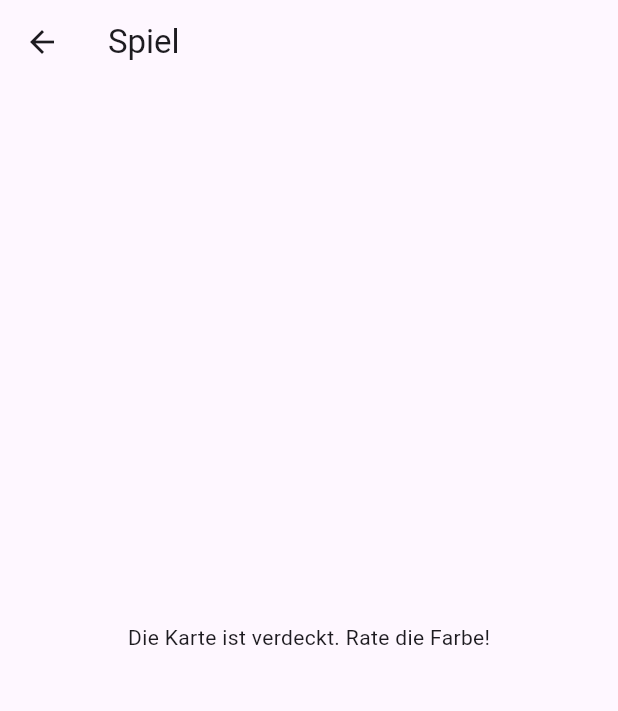
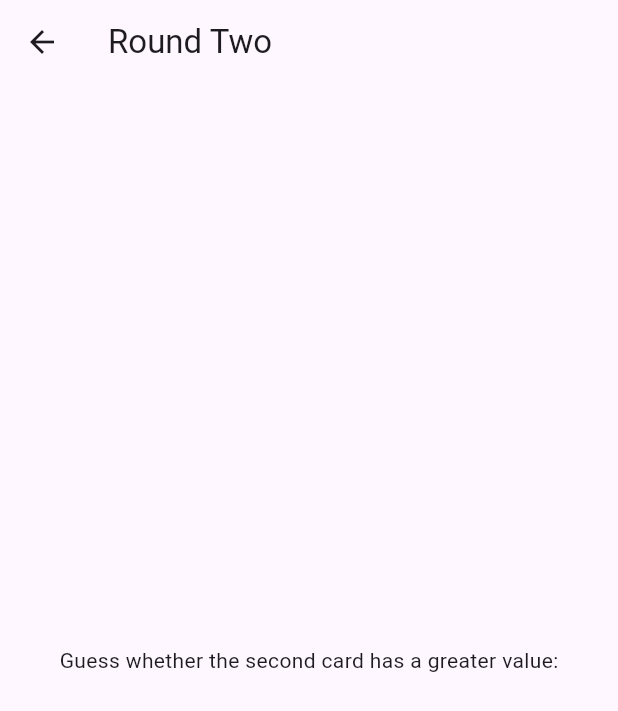
Before and after one commit to QuintenAugustin/endstation, a Flutter app: the GamePage screen opened directly with empty values, after a tap on "OK", on a phone screen of 412 x 824 dp. Shown: the top 711 px of the screen. Run offline on Flutter 3.47's test engine with Material 3 defaults, Android fonts, the phone set to English and light mode, and no system bars.

Commit message:
First version of round two implemented. Kinda a ton for a single commit.

```diff
--- a/lib/pages/game_page.dart
+++ b/lib/pages/game_page.dart
@@ -2,6 +2,7 @@ import 'package:flutter/material.dart';
 import 'dart:math';
 import 'package:endstation/models/card.dart' as models;
 import 'package:endstation/utils/deck.dart';
+import 'package:endstation/pages/game_page_round_two.dart';
 // This file contains lots of logic regarding actually drawing cards and at the bottom we have a little bit of front end.
 
 // Homepage passes the info about the player count to the game page.
@@ -37,7 +38,7 @@ class _GamePageState extends State<GamePage> {
 
   void drawCards() {
     Set<String> drawnCards = Set();
-    while (hand.length < 2) {
+    while (hand.length < 4) {
       //Hand length defines how many cards we draw
       models.Card card = deck[random.nextInt(deck.length)];
       // here we ensure that each card can only be drawn once
@@ -95,7 +96,7 @@ class _GamePageState extends State<GamePage> {
         selectedCard!.suit == 'hearts' || selectedCard!.suit == 'diamonds';
     List<bool> results =
         playerGuesses.map((guess) => guess == isCardRed).toList();
-
+/*
     showDialog(
       context: context,
       builder: (BuildContext context) {
@@ -142,3 +143,61 @@ class _GamePageState extends State<GamePage> {
     );
   }
 }
+
+*/
+
+    showDialog(
+      context: context,
+      builder: (BuildContext context) {
+        return AlertDialog(
+          title: Text('Ergebnisse'),
+          content: SingleChildScrollView(
+            child: ListBody(
+              children: results.asMap().entries.map((entry) {
+                int idx = entry.key;
+                bool result = entry.value;
+                return Text(
+                    'Spieler ${idx + 1}: ${result ? "Richtig" : "Falsch"}');
+              }).toList(),
+            ),
+          ),
+          actions: <Widget>[
+            TextButton(
+              child: Text('OK'),
+              onPressed: () {
+                Navigator.of(context).pop();
+                Navigator.push(
+                  context,
+                  MaterialPageRoute(
+                    builder: (context) => GamePageRoundTwo(
+                      hand: hand,
+                      spielerzahl: widget.spielerzahl,
+                    ),
+                  ),
+                );
+              },
+            ),
+          ],
+        );
+      },
+    );
+  }
+
+  @override
+  Widget build(BuildContext context) {
+    return Scaffold(
+      appBar: AppBar(
+        title: Text('Spiel'),
+      ),
+      body: Center(
+        child: Column(
+          mainAxisAlignment: MainAxisAlignment.center,
+          children: <Widget>[
+            Text('Die Karte ist verdeckt. Rate die Farbe!'),
+            SizedBox(height: 30), // Erhöhter Platz zwischen den Buttons
+          ],
+        ),
+      ),
+    );
+  }
+}
--- /dev/null
+++ b/lib/pages/game_page_round_two.dart
@@ -0,0 +1,242 @@
+import 'dart:math';
+import 'package:flutter/material.dart';
+import 'package:endstation/models/card.dart' as models;
+import 'package:endstation/utils/deck.dart';
+import 'package:endstation/utils/guess_logic.dart';
+
+/*
+class GamePageRoundTwo extends StatefulWidget {
+  final List<models.Card> hand;
+
+  GamePageRoundTwo({required this.hand});
+
+  @override
+  _GamePageRoundTwoState createState() => _GamePageRoundTwoState();
+}
+
+class _GamePageRoundTwoState extends State<GamePageRoundTwo> {
+  Random random = Random();
+  models.Card? selectedCard;
+
+  @override
+  void initState() {
+    super.initState();
+    // Assign the second card in the hand to selectedCard
+    selectedCard = widget.hand.length > 1 ? widget.hand[1] : null;
+    startSecondRound();
+  }
+
+  void startSecondRound() {
+    // Implement the logic to initiate the second round
+    // For example, display UI elements for guessing and handle user input
+  }
+
+  void handleGuess(bool isGreater) {
+    // Access the first and second cards in the hand
+    models.Card firstCard = widget.hand[0];
+    models.Card secondCard = selectedCard!;
+
+    // Compare the value of the second card with the first card
+    GuessResult guessResult =
+        GuessLogic.compareCardRanks(firstCard, secondCard);
+
+    // Determine whether the guess was correct based on the comparison result
+    bool guessCorrect = (isGreater && guessResult == GuessResult.Greater) ||
+        (!isGreater && guessResult == GuessResult.Smaller);
+
+    // Display the result to the user and proceed accordingly
+    showDialog(
+      context: context,
+      builder: (BuildContext context) {
+        return AlertDialog(
+          title: Text('Guess Result'),
+          content: Column(
+            mainAxisSize: MainAxisSize.min,
+            children: [
+              Text(guessCorrect ? 'Correct guess!' : 'Wrong guess!'),
+              SizedBox(height: 10),
+              Text('First Card Value: ${firstCard.rank}'),
+              Text('Second Card Value: ${secondCard.rank}'),
+            ],
+          ),
+          actions: <Widget>[
+            TextButton(
+              onPressed: () {
+                Navigator.of(context).pop();
+                // Continue the game or go to the next round
+                // For example, navigate back to the main game page
+                Navigator.pop(context);
+              },
+              child: Text('OK'),
+            ),
+          ],
+        );
+      },
+    );
+  }
+
+  @override
+  Widget build(BuildContext context) {
+    // Implement the UI for the second round
+    // For example, display cards and UI elements for guessing
+    return Scaffold(
+      appBar: AppBar(
+        title: Text('Round Two'),
+      ),
+      body: Center(
+        child: Column(
+          mainAxisAlignment: MainAxisAlignment.center,
+          children: <Widget>[
+            Text('Guess whether the second card has a greater value:'),
+            SizedBox(height: 30),
+            ElevatedButton(
+              onPressed: () {
+                handleGuess(true); // Player guesses the value is greater
+              },
+              child: Text('Greater'),
+            ),
+            SizedBox(height: 10),
+            ElevatedButton(
+              onPressed: () {
+                handleGuess(false); // Player guesses the value is smaller
+              },
+              child: Text('Smaller'),
+            ),
+          ],
+        ),
+      ),
+    );
+  }
+}
+*/
+
+class GamePageRoundTwo extends StatefulWidget {
+  final List<models.Card> hand;
+  final int spielerzahl;
+
+  GamePageRoundTwo({required this.hand, required this.spielerzahl});
+
+  @override
+  _GamePageRoundTwoState createState() => _GamePageRoundTwoState();
+}
+
+class _GamePageRoundTwoState extends State<GamePageRoundTwo> {
+  Random random = Random();
+  models.Card? selectedCard;
+  List<bool?> playerGuesses = [];
+
+  @override
+  void initState() {
+    super.initState();
+    selectedCard = widget.hand.length > 1 ? widget.hand[1] : null;
+    startSecondRound();
+  }
+
+  void startSecondRound() {
+    //Wild stuff tbh. Not exactly sure why this fixes my player count pass over error but it does so thats cool.
+    Future.delayed(Duration.zero, () {
+      askPlayerGuess();
+    });
+  }
+
+// WE STILL HAVE AN UNHANDLED VALUE QUINTEN! You need to handle equal values too. Not too high prio but dont forget bruh.
+  void askPlayerGuess() {
+    for (int i = 0; i < widget.spielerzahl; i++) {
+      showDialog(
+        context: context,
+        barrierDismissible: false,
+        builder: (BuildContext context) {
+          return AlertDialog(
+            title:
+                Text('Player ${i + 1}, is the second card greater or smaller?'),
+            actions: <Widget>[
+              TextButton(
+                onPressed: () {
+                  playerGuesses.add(true); // Greater
+                  Navigator.of(context).pop();
+                  if (playerGuesses.length == widget.spielerzahl) {
+                    revealCardAndShowResults();
+                  }
+                },
+                child: Text('Greater'),
+              ),
+              TextButton(
+                onPressed: () {
+                  playerGuesses.add(false); // Smaller
+                  Navigator.of(context).pop();
+                  if (playerGuesses.length == widget.spielerzahl) {
+                    revealCardAndShowResults();
+                  }
+                },
+                child: Text('Smaller'),
+              ),
+            ],
+          );
+        },
+      );
+    }
+  }
+
+  void revealCardAndShowResults() {
+    models.Card firstCard = widget.hand[0];
+    models.Card secondCard = selectedCard!;
+
+    // Determine the correct result based on card comparison
+    bool isGreater = secondCard.rank > firstCard.rank;
+
+    // Check each player's guess and determine correctness
+    List<bool> results =
+        playerGuesses.map((guess) => guess == isGreater).toList();
+
+    // Display the result to the user
+    showDialog(
+      context: context,
+      builder: (BuildContext context) {
+        return AlertDialog(
+          title: Text('Round Two Results'),
+          content: SingleChildScrollView(
+            child: ListBody(
+              children: <Widget>[
+                Text('First Card: ${firstCard.rank}'),
+                Text('Second Card: ${secondCard.rank}'),
+                SizedBox(height: 10),
+                ...results.asMap().entries.map((entry) {
+                  int idx = entry.key;
+                  bool result = entry.value;
+                  return Text(
+                      'Player ${idx + 1}: ${result ? "Correct" : "Wrong"}');
+                }).toList(),
+              ],
+            ),
+          ),
+          actions: <Widget>[
+            TextButton(
+              onPressed: () {
+                Navigator.of(context).pop();
+              },
+              child: Text('OK'),
+            ),
+          ],
+        );
+      },
+    );
+  }
+
+  @override
+  Widget build(BuildContext context) {
+    // Implement the UI for the second round
+    return Scaffold(
+      appBar: AppBar(
+        title: Text('Round Two'),
+      ),
+      body: Center(
+        child: Column(
+          mainAxisAlignment: MainAxisAlignment.center,
+          children: <Widget>[
+            Text('Guess whether the second card has a greater value:'),
+          ],
+        ),
+      ),
+    );
+  }
+}
--- /dev/null
+++ b/lib/utils/guess_logic.dart
@@ -0,0 +1,22 @@
+import 'package:endstation/models/card.dart';
+
+// Currently not used. Currently directly implemented in game page round two. If used again this needs to get remade.
+// It may be more efficient and save code to handle it in an external utility file rather than in the gamepages considering
+// that round three also exists and code will be similar to that
+enum GuessResult {
+  Greater,
+  Smaller,
+  Equal,
+}
+
+class GuessLogic {
+  static GuessResult compareCardRanks(Card firstCard, Card secondCard) {
+    if (secondCard.rank > firstCard.rank) {
+      return GuessResult.Greater;
+    } else if (secondCard.rank < firstCard.rank) {
+      return GuessResult.Smaller;
+    } else {
+      return GuessResult.Equal;
+    }
+  }
+}
```
